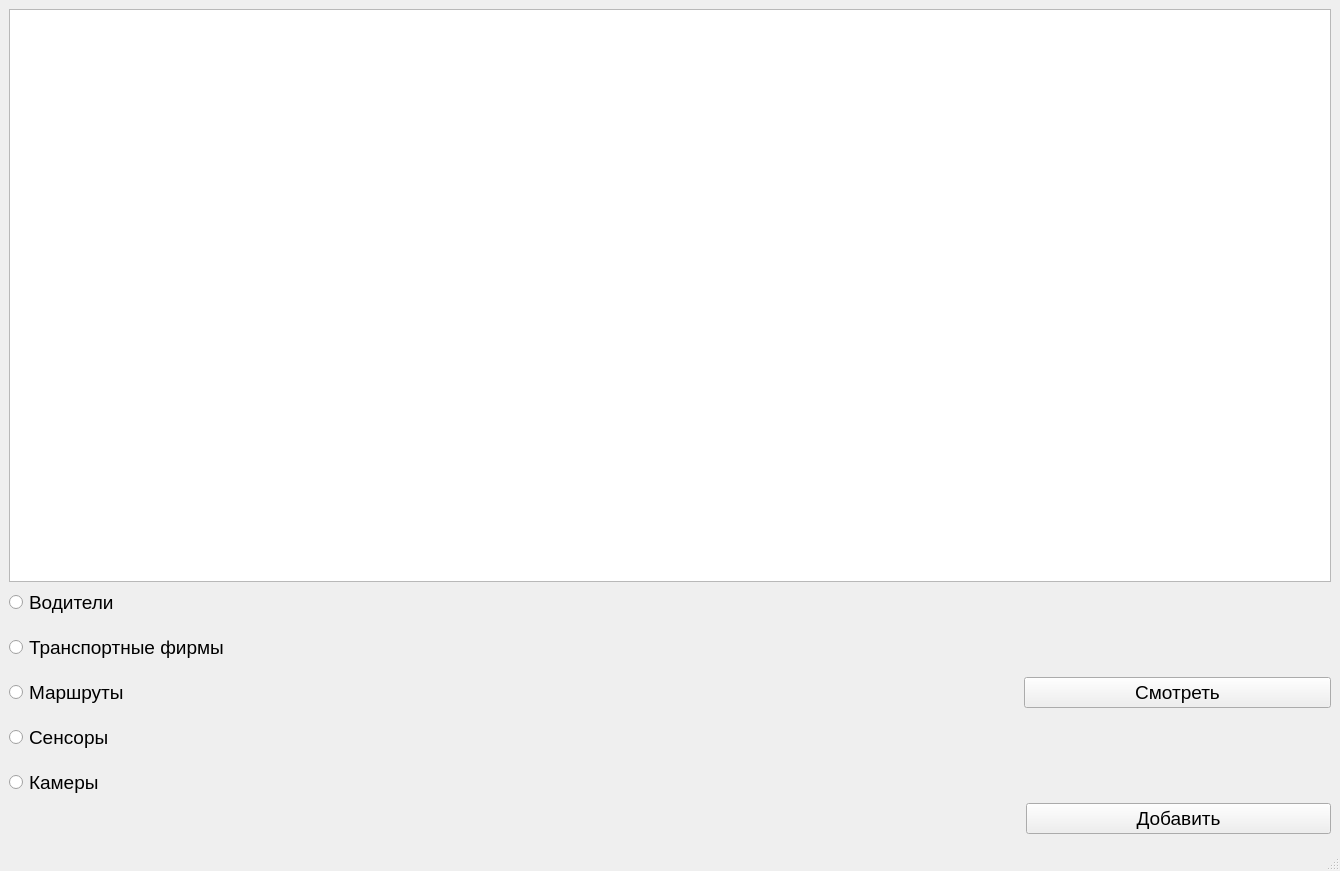
The window that UI_RBD/MainWinManagComp.ui (gearwheels/RBD) describes before a commit, drawn with Qt 5.
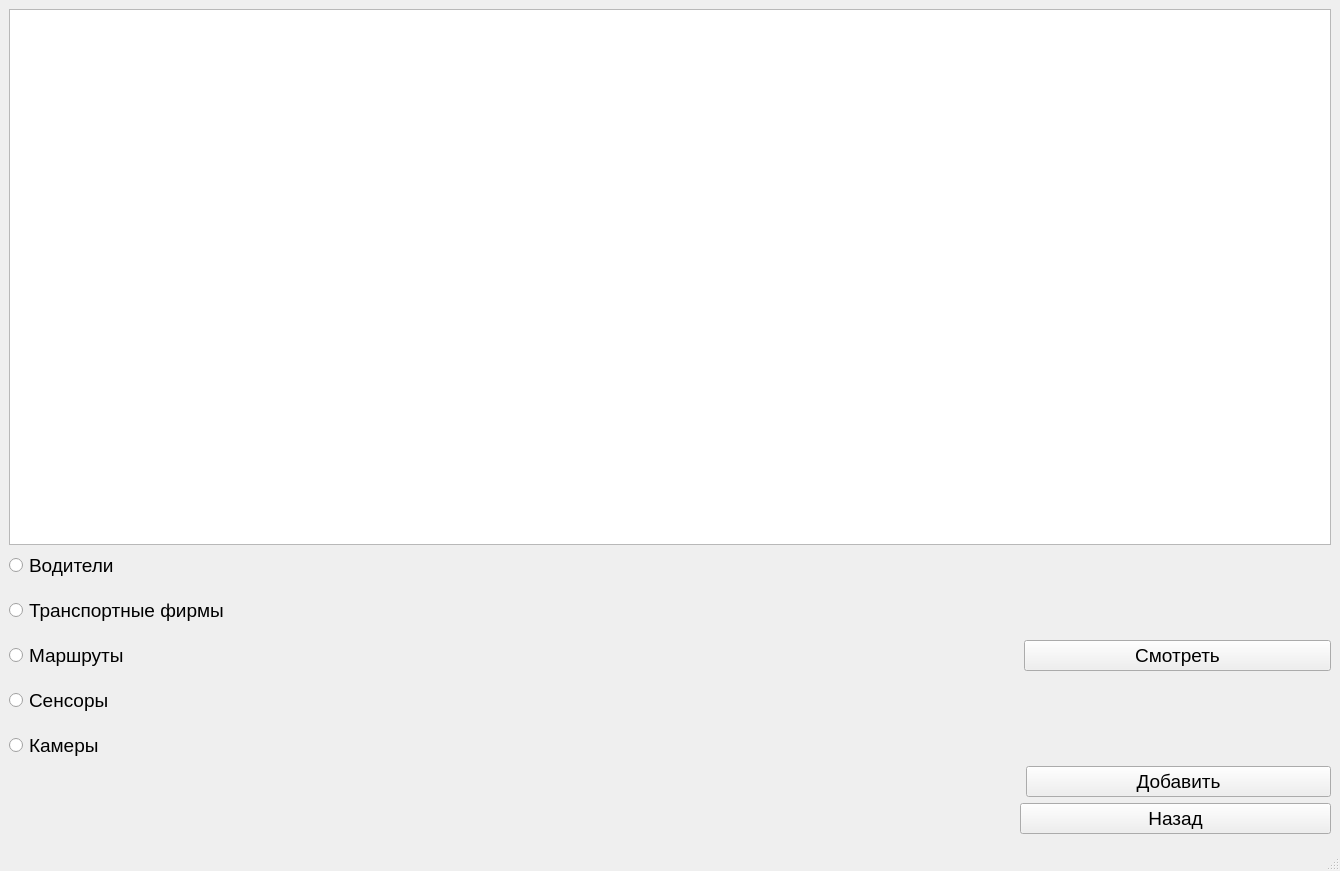
The same window after the commit.

Commit message: добавил кнопку назад

```diff
--- a/UI_RBD/MainWinManagComp.ui
+++ b/UI_RBD/MainWinManagComp.ui
@@ -120,6 +120,30 @@
       </item>
      </layout>
     </item>
+    <item>
+     <layout class="QHBoxLayout" name="horizontalLayout_3" stretch="13,4">
+      <item>
+       <spacer name="horizontalSpacer_3">
+        <property name="orientation">
+         <enum>Qt::Horizontal</enum>
+        </property>
+        <property name="sizeHint" stdset="0">
+         <size>
+          <width>40</width>
+          <height>20</height>
+         </size>
+        </property>
+       </spacer>
+      </item>
+      <item>
+       <widget class="QPushButton" name="btnBack">
+        <property name="text">
+         <string>Назад</string>
+        </property>
+       </widget>
+      </item>
+     </layout>
+    </item>
    </layout>
   </widget>
   <widget class="QMenuBar" name="menubar">
```
The commit also changes 11 other files.
